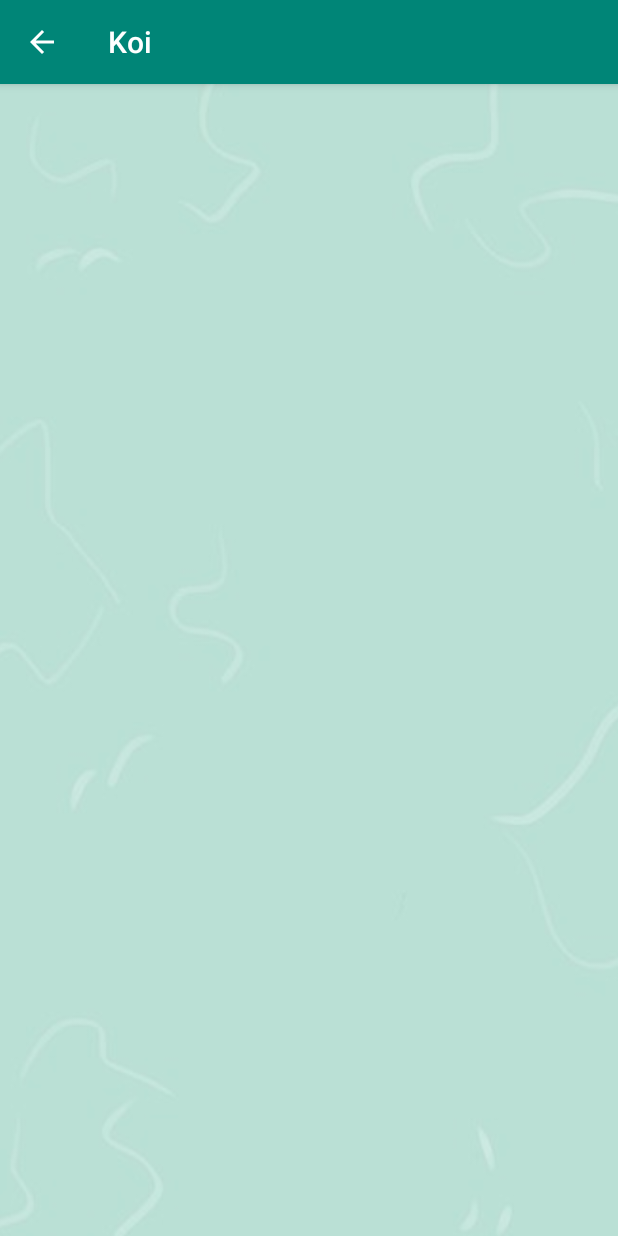
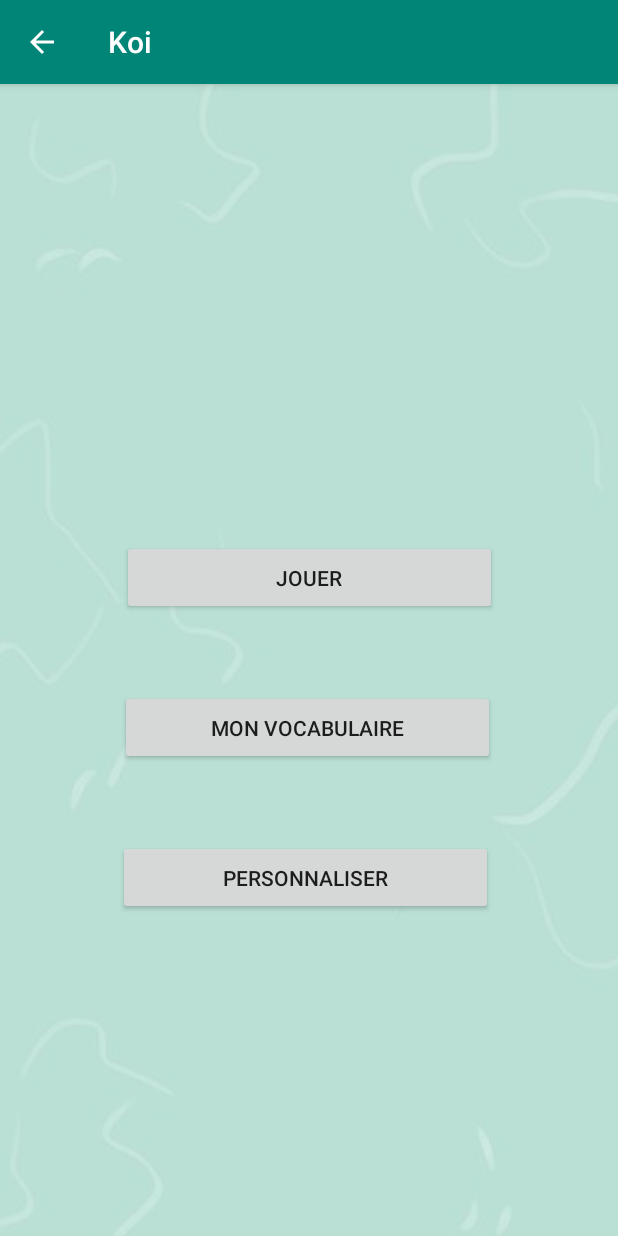
Before and after one commit to bubu-torvalds/Koi, an Android app: the MenuActivity screen opened directly, with no data from a screen before it, on a phone screen of 412 x 824 dp. Run offline under Robolectric (Android 15) with nearby library versions, the phone set to English and light mode, and no system bars.

Commit message:
add new activity and prepare data access

```diff
--- a/app/src/main/AndroidManifest.xml
+++ b/app/src/main/AndroidManifest.xml
@@ -9,9 +9,10 @@
         android:roundIcon="@mipmap/ic_launcher_round"
         android:supportsRtl="true"
         android:theme="@style/AppTheme">
+        <activity android:name=".PersonnaliserActivity"></activity>
         <activity
             android:name=".MenuActivity"
-            android:parentActivityName=".MainActivity"></activity>
+            android:parentActivityName=".MainActivity" />
         <activity
             android:name=".MainActivity"
             android:label="@string/app_name"
--- a/app/src/main/res/layout/activity_menu.xml
+++ b/app/src/main/res/layout/activity_menu.xml
@@ -16,4 +16,50 @@
         app:layout_constraintStart_toStartOf="parent"
         app:layout_constraintTop_toTopOf="parent"
         app:srcCompat="@drawable/background" />
+
+    <Button
+        android:id="@+id/buttonPlay"
+        android:layout_width="250dp"
+        android:layout_height="50dp"
+        android:layout_marginStart="182dp"
+        android:layout_marginLeft="182dp"
+        android:layout_marginTop="330dp"
+        android:layout_marginEnd="182dp"
+        android:layout_marginRight="182dp"
+        android:text="@string/jouer"
+        app:layout_constraintEnd_toEndOf="@+id/imageView"
+        app:layout_constraintStart_toStartOf="@+id/imageView"
+        app:layout_constraintTop_toTopOf="@+id/imageView" />
+
+    <Button
+        android:id="@+id/buttonVocab"
+        android:layout_width="250dp"
+        android:layout_height="50dp"
+        android:layout_marginStart="182dp"
+        android:layout_marginLeft="182dp"
+        android:layout_marginTop="50dp"
+        android:layout_marginEnd="182dp"
+        android:layout_marginRight="182dp"
+        android:onClick="startVocab"
+        android:text="@string/mon_vocabulaire"
+        app:layout_constraintEnd_toEndOf="@+id/imageView"
+        app:layout_constraintHorizontal_bias="0.52"
+        app:layout_constraintStart_toStartOf="@+id/imageView"
+        app:layout_constraintTop_toBottomOf="@+id/buttonPlay" />
+
+    <Button
+        android:id="@+id/buttonPersonnaliser"
+        android:layout_width="250dp"
+        android:layout_height="50dp"
+        android:layout_marginStart="182dp"
+        android:layout_marginLeft="182dp"
+        android:layout_marginTop="50dp"
+        android:layout_marginEnd="182dp"
+        android:layout_marginRight="182dp"
+        android:text="@string/personnaliser"
+        app:layout_constraintEnd_toEndOf="@+id/imageView"
+        app:layout_constraintHorizontal_bias="0.534"
+        app:layout_constraintStart_toStartOf="@+id/imageView"
+        app:layout_constraintTop_toBottomOf="@+id/buttonVocab" />
+
 </androidx.constraintlayout.widget.ConstraintLayout>
--- a/app/src/main/res/values/strings.xml
+++ b/app/src/main/res/values/strings.xml
@@ -4,4 +4,7 @@
     <string name="splashscreen">splashScreen</string>
     <string name="startbutton">startButton</string>
     <string name="background">background</string>
+    <string name="jouer">Jouer</string>
+    <string name="mon_vocabulaire">Mon Vocabulaire</string>
+    <string name="personnaliser">Personnaliser</string>
 </resources>
```
Also changed, not shown: app/build.gradle (+17 -0 lines), app/src/main/java/com/butteneers/koi/MenuActivity.java (+12 -0 lines), app/src/main/java/com/butteneers/koi/PersonnaliserActivity.java (added, +45 -0 lines), app/src/main/java/com/butteneers/koi/dao/CaractereDao.java (added, +30 -0 lines), app/src/main/java/com/butteneers/koi/database/AppDatabase.java (added, +16 -0 lines), app/src/main/java/com/butteneers/koi/entity/Caractere.java (added, +44 -0 lines), app/src/main/res/layout/activity_personnaliser.xml (added, +29 -0 lines).
